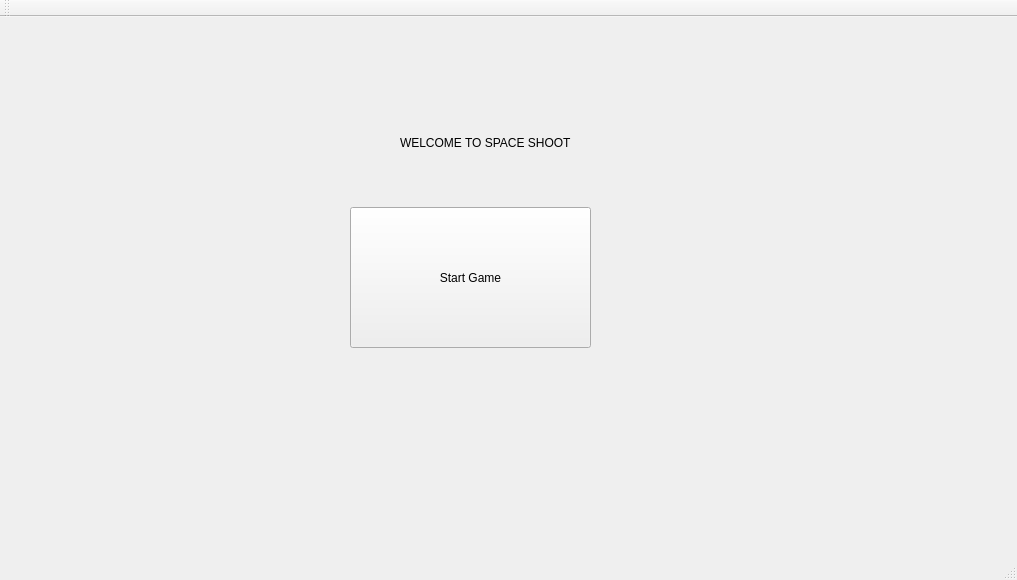
Above: inc/mainmenu.ui from NickAvery/CS_383_RANCOR before the change. Below: the same form after it.
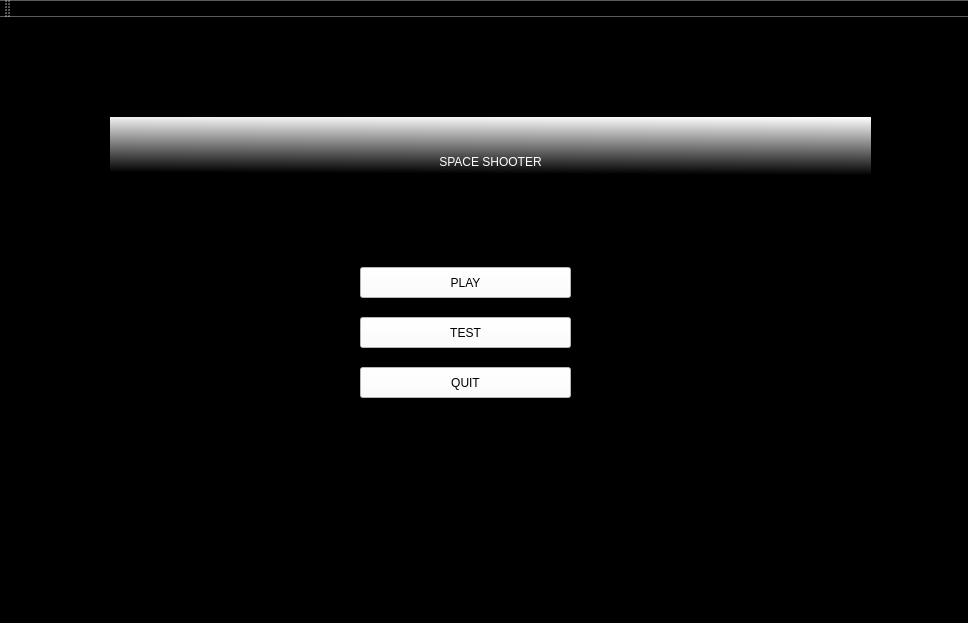
That is the form after the change.

The edit to the form file:
```diff
--- a/inc/mainmenu.ui
+++ b/inc/mainmenu.ui
@@ -6,40 +6,94 @@
    <rect>
     <x>0</x>
     <y>0</y>
-    <width>1017</width>
-    <height>580</height>
+    <width>968</width>
+    <height>623</height>
    </rect>
   </property>
   <property name="windowTitle">
-   <string>MainMenu</string>
+   <string>MainWindow</string>
+  </property>
+  <property name="autoFillBackground">
+   <bool>false</bool>
+  </property>
+  <property name="styleSheet">
+   <string notr="true">background-color: rgb(0, 0,0);</string>
   </property>
   <widget class="QWidget" name="centralWidget">
-   <widget class="QPushButton" name="pushButton">
-    <property name="geometry">
-     <rect>
-      <x>350</x>
-      <y>190</y>
-      <width>241</width>
-      <height>141</height>
-     </rect>
-    </property>
-    <property name="text">
-     <string>Start Game</string>
-    </property>
-   </widget>
    <widget class="QLabel" name="label">
     <property name="geometry">
      <rect>
-      <x>400</x>
+      <x>110</x>
       <y>100</y>
-      <width>171</width>
-      <height>51</height>
+      <width>761</width>
+      <height>91</height>
      </rect>
     </property>
+    <property name="styleSheet">
+     <string notr="true">background-color: rgb(255, 255, 255);
+font: 72pt &quot;OCR A Extended&quot;;
+color: rgb(255, 255, 255);
+background-color: qlineargradient(spread:pad, x1:0.977273, y1:0.653, x2:1, y2:0, stop:0.0170455 rgba(0, 0, 0, 255), stop:1 rgba(255, 255, 255, 255));</string>
+    </property>
     <property name="text">
-     <string>WELCOME TO SPACE SHOOTER</string>
+     <string>&lt;html&gt;&lt;head/&gt;&lt;body&gt;&lt;p align=&quot;center&quot;&gt;SPACE SHOOTER&lt;/p&gt;&lt;/body&gt;&lt;/html&gt;</string>
     </property>
    </widget>
+   <widget class="QPushButton" name="pushButton">
+    <property name="geometry">
+     <rect>
+      <x>360</x>
+      <y>250</y>
+      <width>211</width>
+      <height>31</height>
+     </rect>
+    </property>
+    <property name="styleSheet">
+     <string notr="true">font: 75 12pt &quot;System&quot;;
+background-color: rgb(255, 255, 255);</string>
+    </property>
+    <property name="text">
+     <string>PLAY</string>
+    </property>
+   </widget>
+   <widget class="QPushButton" name="pushButton_2">
+    <property name="geometry">
+     <rect>
+      <x>360</x>
+      <y>300</y>
+      <width>211</width>
+      <height>31</height>
+     </rect>
+    </property>
+    <property name="styleSheet">
+     <string notr="true">font: 75 12pt &quot;System&quot;;
+background-color: rgb(255, 255, 255);</string>
+    </property>
+    <property name="text">
+     <string>TEST</string>
+    </property>
+   </widget>
+   <widget class="QPushButton" name="pushButton_3">
+    <property name="geometry">
+     <rect>
+      <x>360</x>
+      <y>350</y>
+      <width>211</width>
+      <height>31</height>
+     </rect>
+    </property>
+    <property name="styleSheet">
+     <string notr="true">font: 75 12pt &quot;System&quot;;
+background-color: rgb(255, 255, 255);</string>
+    </property>
+    <property name="text">
+     <string>QUIT</string>
+    </property>
+   </widget>
+   <zorder>label</zorder>
+   <zorder>pushButton_3</zorder>
+   <zorder>pushButton_2</zorder>
+   <zorder>pushButton</zorder>
   </widget>
   <widget class="QMenuBar" name="menuBar">
    <property name="geometry">
```
Left out of the diff: 7 changed lines with no effect on the pictures.
